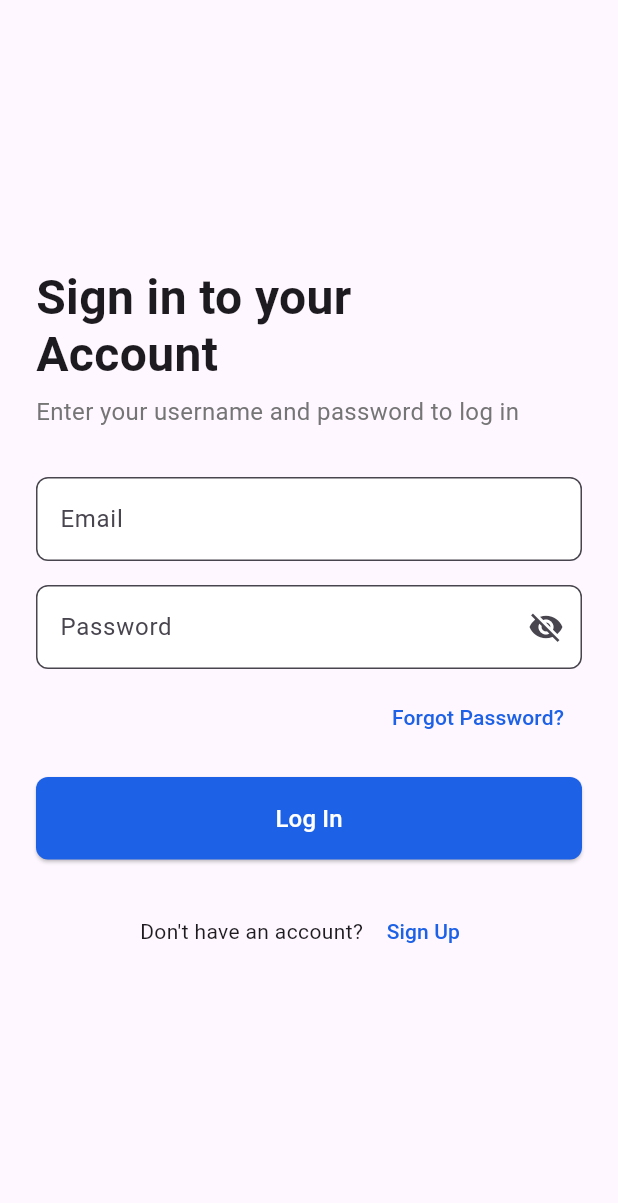
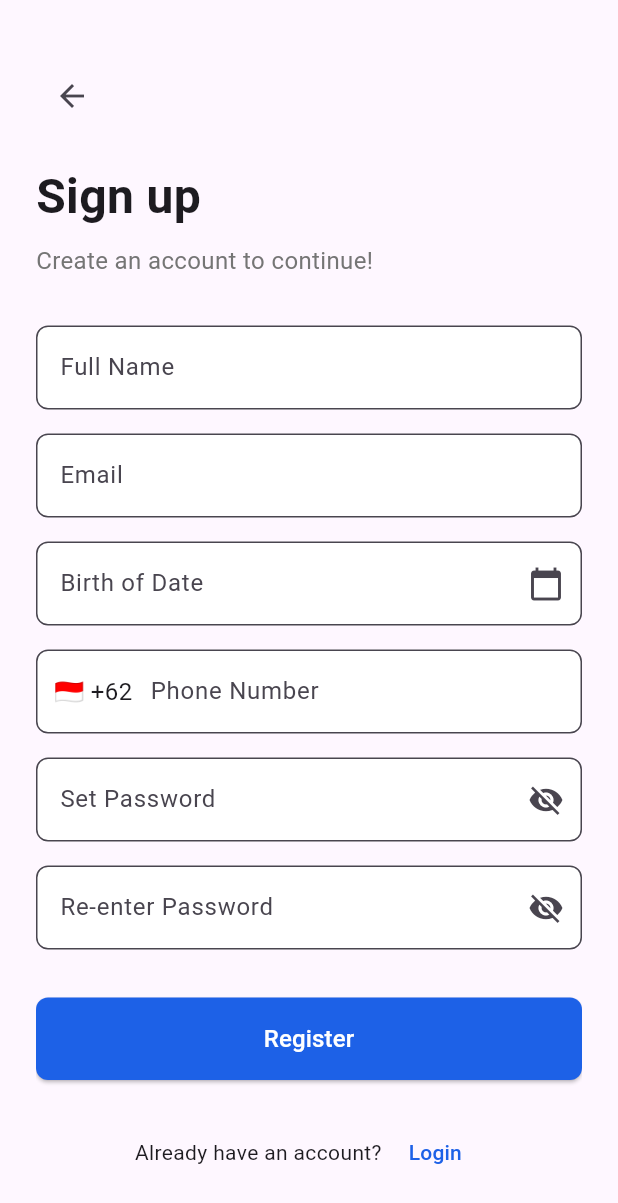
Before and after one commit to RhyneeAI/artverse, a Flutter app: the screen it shows after launch, after a tap on "Sign Up", on a phone screen of 412 x 824 dp. Shown: the top 1203 px of the screen. Run offline on Flutter 3.47's test engine with Material 3 defaults, Android fonts, the phone set to English and light mode, and no system bars; our stand-ins replace cloud_firestore, firebase_auth, firebase_core; accounts and stored records are empty.

Commit message:
feat: register screen + logic

```diff
--- a/lib/auth/login.dart
+++ b/lib/auth/login.dart
@@ -1,4 +1,6 @@
+import 'package:artverse/auth/register.dart';
 import 'package:artverse/utils/constants.dart';
+import 'package:artverse/utils/snackbar.dart';
 import 'package:firebase_auth/firebase_auth.dart';
 import 'package:flutter/material.dart';
 import 'package:artverse/home/home.dart';
@@ -30,7 +32,7 @@ class _LoginScreenState extends State<LoginScreen> {
     String password = _passwordController.text.trim();
 
     if (email.isEmpty || password.isEmpty) {
-      _showError('Please enter email and password');
+      SnackbarHelper.showError(context, 'Please enter email and password');
       return;
     }
 
@@ -51,16 +53,10 @@ class _LoginScreenState extends State<LoginScreen> {
       } else {
         errorMessage = 'Invalid username or password';
       }
-      _showError(errorMessage);
+      SnackbarHelper.showError(context, errorMessage);
     } catch (e) {
-      _showError('An unexpected error occurred: $e');
+      SnackbarHelper.showError(context, 'An unexpected error occurred: $e');
     }
-  }
-
-  void _showError(String message) {
-    ScaffoldMessenger.of(context).showSnackBar(
-      SnackBar(content: Text(message), backgroundColor: AppColors.primary),
-    );
   }
 
   @override
@@ -160,7 +156,9 @@ class _LoginScreenState extends State<LoginScreen> {
                   const Text("Don't have an account? "),
                   TextButton(
                     onPressed: () {
-                      // Logic navigasi ke sign up screen
+                      Navigator.pushReplacement(
+                        context,
+                        MaterialPageRoute(builder: (context) => RegisterScreen()));
                     },
                     child: const Text(
                       'Sign Up',
--- /dev/null
+++ b/lib/auth/register.dart
@@ -0,0 +1,300 @@
+import 'package:artverse/auth/email_verification.dart';
+import 'package:artverse/utils/constants.dart';
+import 'package:artverse/utils/snackbar.dart';
+import 'package:cloud_firestore/cloud_firestore.dart';
+import 'package:firebase_auth/firebase_auth.dart';
+import 'package:flutter/material.dart';
+import 'package:intl/intl.dart'; // Untuk format tanggal
+import 'package:artverse/auth/login.dart'; // Nanti buat navigasi balik ke login
+
+class RegisterScreen extends StatefulWidget {
+  const RegisterScreen({super.key});
+
+  @override
+  State<RegisterScreen> createState() => _RegisterScreenState();
+}
+
+class _RegisterScreenState extends State<RegisterScreen> {
+  // Controllers
+  final _fullNameController = TextEditingController();
+  final _emailController = TextEditingController();
+  final _birthDateController = TextEditingController();
+  final _phoneController = TextEditingController();
+  final _passwordController = TextEditingController();
+  final _rePasswordController = TextEditingController();
+
+  DateTime? _selectedDate;
+  bool _obscurePassword = true;
+  bool _isLoading = false;
+
+  @override
+  void dispose() {
+    _fullNameController.dispose();
+    _emailController.dispose();
+    _birthDateController.dispose();
+    _phoneController.dispose();
+    _passwordController.dispose();
+    _rePasswordController.dispose();
+    super.dispose();
+  }
+
+  // Date picker
+  Future<void> _selectDate(BuildContext context) async {
+    final DateTime? picked = await showDatePicker(
+      context: context,
+      initialDate: DateTime.now(),
+      firstDate: DateTime(1950),
+      lastDate: DateTime.now(),
+    );
+    if (picked != null && picked != _selectedDate) {
+      setState(() {
+        _selectedDate = picked;
+        _birthDateController.text = DateFormat('dd/MM/yyyy').format(picked);
+      });
+    }
+  }
+
+  // Fungsi Register dengan Firebase
+  Future<void> _register() async {
+    if (_fullNameController.text.isEmpty ||
+        _emailController.text.isEmpty ||
+        _birthDateController.text.isEmpty ||
+        _phoneController.text.isEmpty ||
+        _passwordController.text.isEmpty ||
+        _rePasswordController.text.isEmpty) {
+      SnackbarHelper.showError(context, 'Semua field harus diisi!');
+      return;
+    }
+
+    if (_passwordController.text != _rePasswordController.text) {
+      SnackbarHelper.showError(context, 'Password dan konfirmasi password tidak sama!');
+      return;
+    }
+
+    if (_passwordController.text.length < 6) {
+      SnackbarHelper.showError(context, 'Password minimal 6 karakter');
+      return;
+    }
+
+    setState(() => _isLoading = true);
+
+    try {
+      // 1. Buat user di Firebase Auth (email = username)
+      UserCredential userCredential = await FirebaseAuth.instance.createUserWithEmailAndPassword(
+        email: _emailController.text.trim(),
+        password: _passwordController.text.trim(),
+      );
+
+      final user = userCredential.user!;
+
+      await user.sendEmailVerification();
+
+      await user.updateDisplayName(_fullNameController.text.trim());
+      await user.reload();
+
+      // 2. Simpan data tambahan ke Firestore
+      await FirebaseFirestore.instance
+          .collection('users')
+          .doc(userCredential.user!.uid)
+          .set({
+        'fullName': _fullNameController.text.trim(),
+        'username': _emailController.text.trim(),
+        'birthDate': _selectedDate,
+        'phone': _phoneController.text.trim(),
+        'emailVerified': false,
+        'emailVerifiedAt': null,
+        'createdAt': FieldValue.serverTimestamp(),
+      });
+
+      // 3. Sukses → langsung ke Home atau Login
+      if (mounted) {
+        SnackbarHelper.showSuccess(
+          context,
+          'Registrasi berhasil!',
+        );
+
+        Navigator.pushReplacement(
+          context,
+          MaterialPageRoute(builder: (_) => const LoginScreen()),
+        );
+      }
+    } on FirebaseAuthException catch (e) {
+      String msg = 'Terjadi kesalahan';
+      if (e.code == 'weak-password') msg = 'Password terlalu lemah (min 6 karakter)';
+      if (e.code == 'email-already-in-use') msg = 'Email sudah terdaftar';
+      if (e.code == 'invalid-email') msg = 'Format email tidak valid';
+
+      if (mounted) {
+        SnackbarHelper.showError(context, msg);
+      }
+    } finally {
+      if (mounted) setState(() => _isLoading = false);
+    }
+  }
+
+  @override
+  Widget build(BuildContext context) {
+    return Scaffold(
+      body: SafeArea(
+        child: Padding(
+          padding: const EdgeInsets.symmetric(horizontal: 24.0),
+          child: SingleChildScrollView(
+            child: Column(
+              crossAxisAlignment: CrossAxisAlignment.start,
+              children: [
+                const SizedBox(height: 40),
+                // Back button
+                IconButton(
+                  icon: const Icon(Icons.arrow_back),
+                  onPressed: () => Navigator.pushReplacement(
+                    context,
+                    MaterialPageRoute(builder: (context) => LoginScreen())
+                  ),
+                ),
+                const SizedBox(height: 20),
+
+                const Text(
+                  'Sign up',
+                  style: TextStyle(fontSize: 32, fontWeight: FontWeight.bold),
+                ),
+                const SizedBox(height: 8),
+                const Text(
+                  'Create an account to continue!',
+                  style: TextStyle(fontSize: 16, color: AppColors.textSecondary),
+                ),
+                const SizedBox(height: 32),
+
+                TextField(
+                  controller: _fullNameController,
+                  decoration: InputDecoration(
+                    labelText: 'Full Name',
+                    border: OutlineInputBorder(borderRadius: BorderRadius.circular(8)),
+                    filled: true,
+                    fillColor: AppColors.background,
+                  ),
+                ),
+                const SizedBox(height: 16),
+
+                // Email
+                TextField(
+                  controller: _emailController,
+                  keyboardType: TextInputType.emailAddress,
+                  decoration: InputDecoration(
+                    labelText: 'Email',
+                    border: OutlineInputBorder(borderRadius: BorderRadius.circular(8)),
+                    filled: true,
+                    fillColor: AppColors.background,
+                  ),
+                ),
+                const SizedBox(height: 16),
+
+                // Birth Date
+                TextField(
+                  controller: _birthDateController,
+                  readOnly: true,
+                  onTap: () => _selectDate(context),
+                  decoration: InputDecoration(
+                    labelText: 'Birth of Date',
+                    suffixIcon: const Icon(Icons.calendar_today),
+                    border: OutlineInputBorder(borderRadius: BorderRadius.circular(8)),
+                    filled: true,
+                    fillColor: AppColors.background,
+                  ),
+                ),
+                const SizedBox(height: 16),
+
+                // Phone Number
+                TextField(
+                  controller: _phoneController,
+                  keyboardType: TextInputType.phone,
+                  decoration: InputDecoration(
+                    labelText: 'Phone Number',
+                    prefixIcon: const Row(
+                      mainAxisSize: MainAxisSize.min,
+                      children: [
+                        SizedBox(width: 12),
+                        Text('🇮🇩 +62', style: TextStyle(fontSize: 16)),
+                        SizedBox(width: 8),
+                      ],
+                    ),
+                    border: OutlineInputBorder(borderRadius: BorderRadius.circular(8)),
+                    filled: true,
+                    fillColor: AppColors.background,
+                  ),
+                ),
+                const SizedBox(height: 16),
+
+                // Password
+                TextField(
+                  controller: _passwordController,
+                  obscureText: _obscurePassword,
+                  decoration: InputDecoration(
+                    labelText: 'Set Password',
+                    suffixIcon: IconButton(
+                      icon: Icon(_obscurePassword ? Icons.visibility_off : Icons.visibility),
+                      onPressed: () => setState(() => _obscurePassword = !_obscurePassword),
+                    ),
+                    border: OutlineInputBorder(borderRadius: BorderRadius.circular(8)),
+                    filled: true,
+                    fillColor: AppColors.background,
+                  ),
+                ),
+                const SizedBox(height: 16),
+
+                // Re-enter Password
+                TextField(
+                  controller: _rePasswordController,
+                  obscureText: _obscurePassword,
+                  decoration: InputDecoration(
+                    labelText: 'Re-enter Password',
+                    suffixIcon: IconButton(
+                      icon: Icon(_obscurePassword ? Icons.visibility_off : Icons.visibility),
+                      onPressed: () => setState(() => _obscurePassword = !_obscurePassword),
+                    ),
+                    border: OutlineInputBorder(borderRadius: BorderRadius.circular(8)),
+                    filled: true,
+                    fillColor: AppColors.background,
+                  ),
+                ),
+                const SizedBox(height: 32),
+
+                // Tombol Register
+                SizedBox(
+                  width: double.infinity,
+                  child: ElevatedButton(
+                    onPressed: _isLoading ? null : _register,
+                    style: ElevatedButton.styleFrom(
+                      backgroundColor: AppColors.primary,
+                      padding: const EdgeInsets.symmetric(vertical: 16),
+                      shape: RoundedRectangleBorder(borderRadius: BorderRadius.circular(8)),
+                    ),
+                    child: _isLoading
+                        ? const CircularProgressIndicator(color: AppColors.textPrimary)
+                        : const Text('Register', style: TextStyle(fontSize: 16, color: AppColors.textPrimary)),
+                  ),
+                ),
+                const SizedBox(height: 24),
+
+                // Sudah punya akun?
+                Row(
+                  mainAxisAlignment: MainAxisAlignment.center,
+                  children: [
+                    const Text('Already have an account? '),
+                    TextButton(
+                      onPressed: () => Navigator.pushReplacement(
+                        context,
+                        MaterialPageRoute(builder: (context) => const LoginScreen()),
+                      ),
+                      child: const Text('Login', style: TextStyle(color: AppColors.primary)),
+                    ),
+                  ],
+                ),
+                const SizedBox(height: 40),
+              ],
+            ),
+          ),
+        ),
+      ),
+    );
+  }
+}
--- /dev/null
+++ b/lib/utils/snackbar.dart
@@ -0,0 +1,41 @@
+import 'package:flutter/material.dart';
+
+class SnackbarHelper {
+  static void showSnackBar(
+    BuildContext context,
+    String message, {
+    Color backgroundColor = Colors.red,
+    int durationSeconds = 4,
+    SnackBarAction? action,
+  }) {
+    ScaffoldMessenger.of(context).hideCurrentSnackBar(); // Hapus snackbar lama
+    ScaffoldMessenger.of(context).showSnackBar(
+      SnackBar(
+        content: Text(
+          message,
+          style: const TextStyle(color: Colors.white),
+        ),
+        backgroundColor: backgroundColor,
+        duration: Duration(seconds: durationSeconds),
+        action: action,
+        behavior: SnackBarBehavior.floating,
+        shape: RoundedRectangleBorder(borderRadius: BorderRadius.circular(8)),
+      ),
+    );
+  }
+
+  // Khusus untuk sukses
+  static void showSuccess(BuildContext context, String message) {
+    showSnackBar(context, message, backgroundColor: Colors.green);
+  }
+
+  // Khusus untuk error
+  static void showError(BuildContext context, String message) {
+    showSnackBar(context, message, backgroundColor: Colors.red);
+  }
+
+  // Khusus untuk info / warning
+  static void showInfo(BuildContext context, String message) {
+    showSnackBar(context, message, backgroundColor: Colors.blue);
+  }
+}
--- a/pubspec.yaml
+++ b/pubspec.yaml
@@ -51,6 +51,8 @@ dev_dependencies:
   # Provider untuk state management
   provider: ^6.1.1
 
+  intl: ^0.19.0
+
   # The "flutter_lints" package below contains a set of recommended lints to
   # encourage good coding practices. The lint set provided by the package is
   # activated in the `analysis_options.yaml` file located at the root of your
```
Also changed, not shown: lib/auth/email_verification.dart (added, +212 -0 lines), pubspec.lock.
